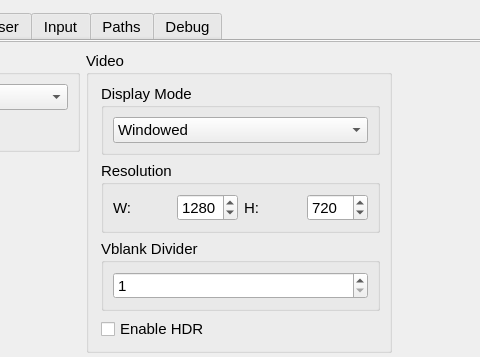
This is src/qt_gui/settings_dialog.ui in shadps4-emu/shadPS4 as Qt 5 draws it before an edit; both pictures show x 249 to 729 and y 0 to 357 of the 970 by 750 pixel window. The edited form follows.
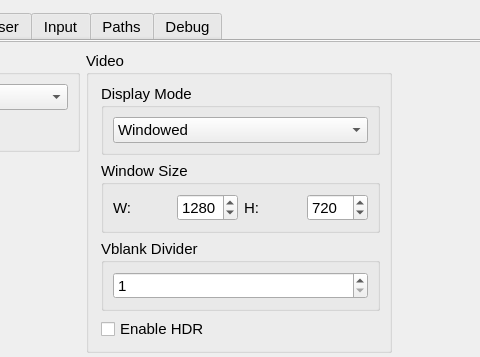
This is the edited form. The open tabs and pages were chosen to show the change. Icons and pictures are not drawn.

Commit message: rename resolution to window size

```diff
--- a/src/qt_gui/settings_dialog.ui
+++ b/src/qt_gui/settings_dialog.ui
@@ -1009,7 +1009,7 @@
                  <item>
                   <widget class="QGroupBox" name="resolutionGroupBox">
                    <property name="title">
-                    <string>Resolution</string>
+                    <string>Window Size</string>
                    </property>
                    <layout class="QHBoxLayout" name="resLayout">
                     <item>
```
Left out of the diff: 4 changed lines with no effect on the pictures. The commit also changes 1 other file.
